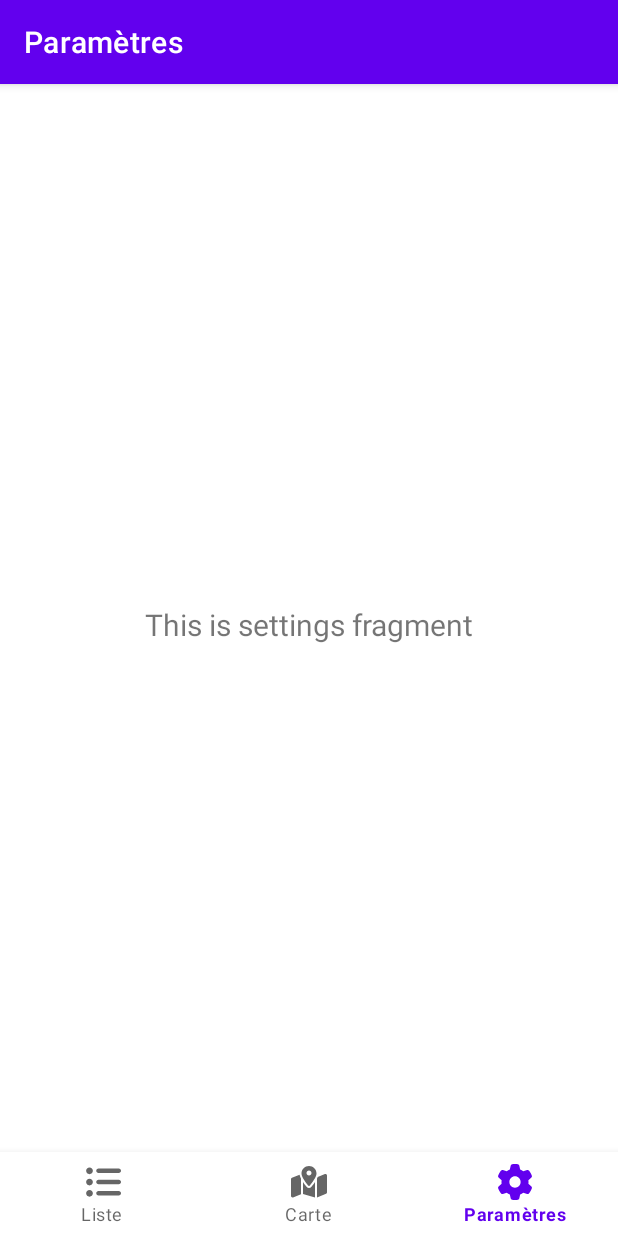
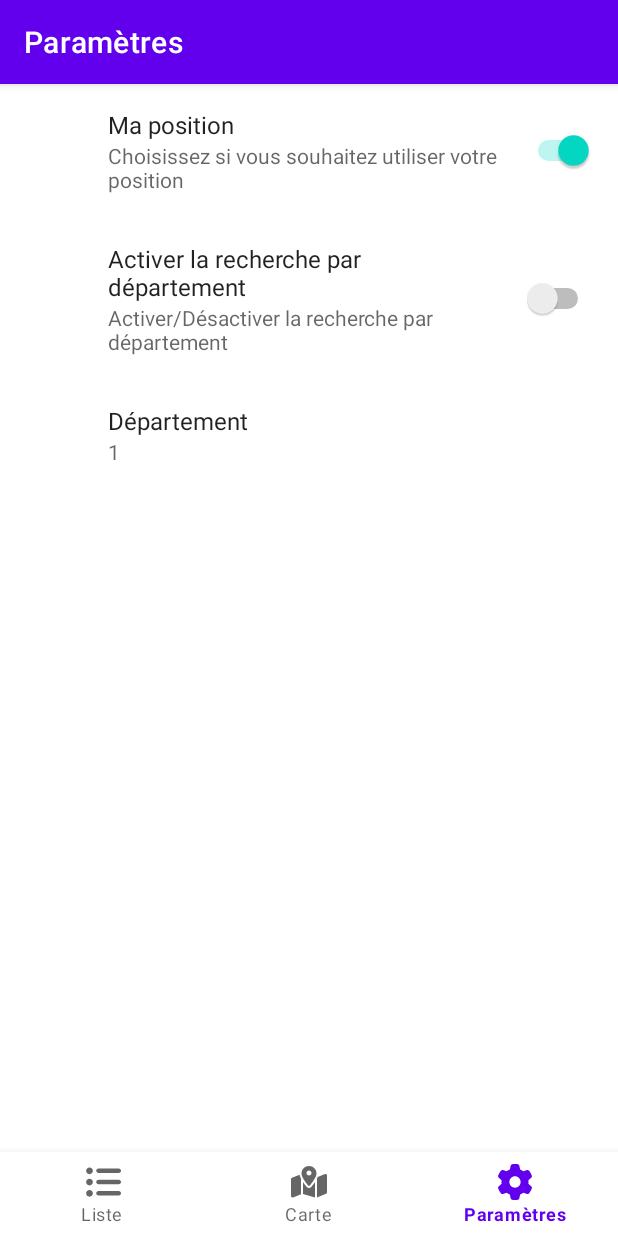
Before and after one commit to guiphaniel/accidents-corporels-de-la-circulation, an Android app: the screen it shows after launch (MainActivity), item 3 of the bottom bar chosen, on a phone screen of 412 x 824 dp. Run offline under Robolectric (Android 15) with nearby library versions, the phone set to English and light mode, and no system bars; our stand-ins replace androidx.preference, navigation-ui; pictures from the network do not load.

Commit message:
adding settings

```diff
--- a/app/build.gradle
+++ b/app/build.gradle
@@ -44,6 +44,7 @@ dependencies {
     implementation 'com.google.android.gms:play-services-location:19.0.1'
     implementation 'androidx.swiperefreshlayout:swiperefreshlayout:1.1.0'
     implementation 'androidx.legacy:legacy-support-v4:1.0.0'
+    implementation 'androidx.preference:preference:1.1.1'
     testImplementation 'junit:junit:4.13.2'
     androidTestImplementation 'androidx.test.ext:junit:1.1.3'
     androidTestImplementation 'androidx.test.espresso:espresso-core:3.4.0'
--- a/app/src/main/java/com/example/projet/MainActivity.java
+++ b/app/src/main/java/com/example/projet/MainActivity.java
@@ -42,7 +42,7 @@ public class MainActivity extends AppCompatActivity {
         // Passing each menu ID as a set of Ids because each
         // menu should be considered as top level destinations.
         AppBarConfiguration appBarConfiguration = new AppBarConfiguration.Builder(
-                R.id.navigation_list, R.id.navigation_dashboard, R.id.navigation_notifications)
+                R.id.navigation_list, R.id.navigation_map, R.id.navigation_settings)
                 .build();
         NavController navController = Navigation.findNavController(this, R.id.nav_host_fragment_activity_main);
         NavigationUI.setupActionBarWithNavController(this, navController, appBarConfiguration);
--- a/app/src/main/java/com/example/projet/ui/settings/SettingsFragment.java
+++ b/app/src/main/java/com/example/projet/ui/settings/SettingsFragment.java
@@ -1,38 +1,64 @@
 package com.example.projet.ui.settings;
 
+import android.content.Context;
+import android.content.SharedPreferences;
 import android.os.Bundle;
 import android.view.LayoutInflater;
 import android.view.View;
 import android.view.ViewGroup;
-import android.widget.TextView;
 
 import androidx.annotation.NonNull;
-import androidx.fragment.app.Fragment;
 import androidx.lifecycle.ViewModelProvider;
+import androidx.preference.EditTextPreference;
+import androidx.preference.PreferenceFragmentCompat;
+import androidx.swiperefreshlayout.widget.SwipeRefreshLayout;
 
+import com.example.projet.MainActivity;
+import com.example.projet.R;
+import com.example.projet.databinding.FragmentListBinding;
 import com.example.projet.databinding.FragmentSettingsBinding;
+import com.example.projet.model.Accident;
+import com.example.projet.model.SharedModel;
+import com.example.projet.ui.list.ListViewModel;
+
+import java.util.ArrayList;
 
 
-public class SettingsFragment extends Fragment {
+public class SettingsFragment extends PreferenceFragmentCompat implements
+        SharedPreferences.OnSharedPreferenceChangeListener {
 
-    private FragmentSettingsBinding binding;
+    EditTextPreference etDep;
 
-    public View onCreateView(@NonNull LayoutInflater inflater,
-                             ViewGroup container, Bundle savedInstanceState) {
-        SettingsViewModel settingsViewModel =
-                new ViewModelProvider(this).get(SettingsViewModel.class);
+    @Override
+    public void onCreatePreferences(Bundle savedInstanceState, String rootKey) {
+        // Load the preferences from an XML resource
+        setPreferencesFromResource(R.xml.preferences, rootKey);
 
-        binding = FragmentSettingsBinding.inflate(inflater, container, false);
-        View root = binding.getRoot();
+        etDep = findPreference("dep");
+        etDep.setSummary(etDep.getText());
 
-        final TextView textView = binding.textSettings;
-        settingsViewModel.getText().observe(getViewLifecycleOwner(), textView::setText);
-        return root;
+        // Set up a listener whenever a key changes
+        getPreferenceScreen().getSharedPreferences()
+                .registerOnSharedPreferenceChangeListener(this);
     }
 
     @Override
-    public void onDestroyView() {
-        super.onDestroyView();
-        binding = null;
+    public void onDetach() {
+        super.onDetach();
+        // Unregister the listener whenever a key changes
+        getPreferenceScreen().getSharedPreferences()
+                .unregisterOnSharedPreferenceChangeListener(this);
+    }
+
+    @Override
+    public void onSharedPreferenceChanged(SharedPreferences sharedPreferences, String key) {
+        if(key.equals("dep")) {
+            String dep = etDep.getText();
+            if(!dep.matches( "\\b([013-8]\\d?|2[aAbB1-9]?|9[0-59]?|97[1-6])\\b"))
+                etDep.setText("01");
+
+            etDep.setSummary(etDep.getText());
+        }
+
     }
 }
--- a/app/src/main/res/menu/bottom_nav_menu.xml
+++ b/app/src/main/res/menu/bottom_nav_menu.xml
@@ -7,12 +7,12 @@
         android:title="@string/title_list" />
 
     <item
-        android:id="@+id/navigation_dashboard"
+        android:id="@+id/navigation_map"
         android:icon="@drawable/ic_map"
         android:title="@string/title_map" />
 
     <item
-        android:id="@+id/navigation_notifications"
+        android:id="@+id/navigation_settings"
         android:icon="@drawable/ic_settings"
         android:title="@string/title_settings" />
 
--- a/app/src/main/res/navigation/mobile_navigation.xml
+++ b/app/src/main/res/navigation/mobile_navigation.xml
@@ -11,13 +11,13 @@
         tools:layout="@layout/fragment_list" />
 
     <fragment
-        android:id="@+id/navigation_dashboard"
+        android:id="@+id/navigation_map"
         android:name="com.example.projet.ui.map.MapFragment"
         android:label="@string/title_map"
         tools:layout="@layout/fragment_map" />
 
     <fragment
-        android:id="@+id/navigation_notifications"
+        android:id="@+id/navigation_settings"
         android:name="com.example.projet.ui.settings.SettingsFragment"
         android:label="@string/title_settings"
         tools:layout="@layout/fragment_settings" />
--- /dev/null
+++ b/app/src/main/res/xml/preferences.xml
@@ -0,0 +1,20 @@
+<?xml version="1.0" encoding="utf-8"?>
+<androidx.preference.PreferenceScreen  xmlns:android="http://schemas.android.com/apk/res/android"
+    android:layout_height="match_parent"
+    android:layout_width="match_parent">
+    <androidx.preference.SwitchPreference
+        android:defaultValue="true"
+        android:key="location"
+        android:summary="Choisissez si vous souhaitez utiliser votre position"
+        android:title="Ma position" />
+    <androidx.preference.SwitchPreference
+        android:defaultValue="false"
+        android:key="location"
+        android:summary="Activer/Désactiver la recherche par département"
+        android:title="Activer la recherche par département" />
+    <androidx.preference.EditTextPreference
+        android:defaultValue="01"
+        android:key="dep"
+        android:title="Département"
+        android:summary="01"/>
+</androidx.preference.PreferenceScreen>
```
